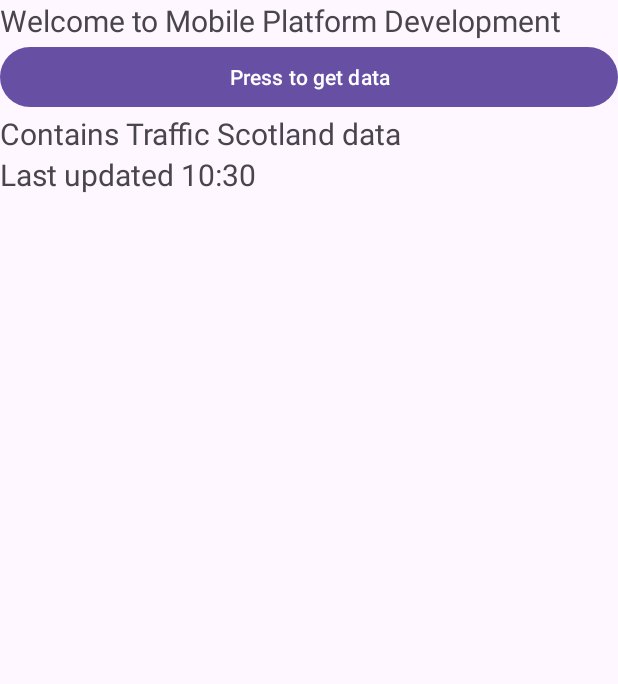
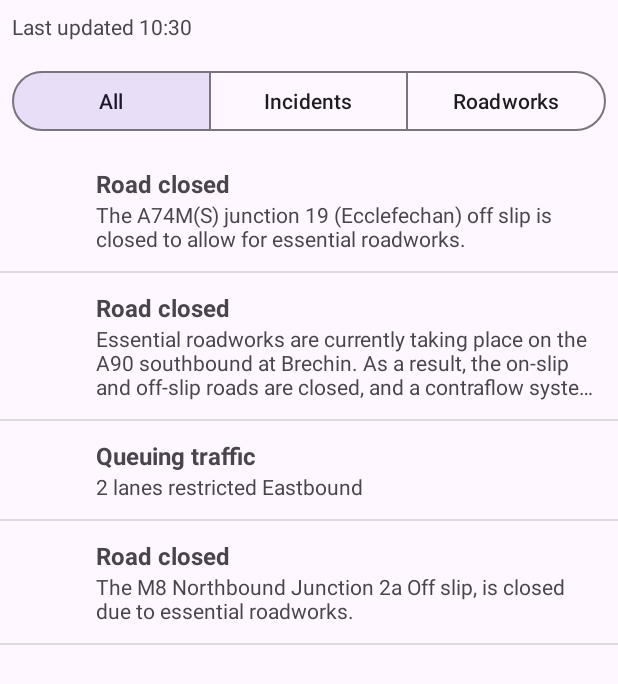
Before and after one commit to liam-mccusker/McCusker_Liam_S2526913_MobilePlatfomDevelopmentCW1, an Android app: the screen it shows after launch (MainActivity), on a phone screen of 412 x 824 dp. Shown: the top 684 px of the screen. Run offline under Robolectric (Android 15) with nearby library versions, the phone set to English and light mode, and no system bars.

Commit message:
Added situation list fragment with filter

```diff
--- a/app/src/main/java/org/me/gcu/mccusker_liam_s2526913/MainActivity.java
+++ b/app/src/main/java/org/me/gcu/mccusker_liam_s2526913/MainActivity.java
@@ -13,43 +13,19 @@
 package org.me.gcu.mccusker_liam_s2526913;
 
 import android.os.Bundle;
-import android.util.Log;
-import android.view.View;
-import android.widget.Button;
 import android.widget.TextView;
-import android.view.View.OnClickListener;
 
 import androidx.activity.EdgeToEdge;
 import androidx.appcompat.app.AppCompatActivity;
 import androidx.core.graphics.Insets;
 import androidx.core.view.ViewCompat;
 import androidx.core.view.WindowInsetsCompat;
+import androidx.lifecycle.ViewModelProvider;
 
-import org.xmlpull.v1.XmlPullParser;
-import org.xmlpull.v1.XmlPullParserException;
-import org.xmlpull.v1.XmlPullParserFactory;
-
-import java.io.BufferedReader;
-import java.io.IOException;
-import java.io.InputStreamReader;
-import java.io.StringReader;
-import java.net.URL;
-import java.net.HttpURLConnection;
-import java.util.Base64;
-
-
-import androidx.lifecycle.ViewModelProvider;
+import org.me.gcu.mccusker_liam_s2526913.ui.SituationListFragment;
 import org.me.gcu.mccusker_liam_s2526913.viewmodel.SituationViewModel;
 
-
-public class MainActivity extends AppCompatActivity implements OnClickListener {
-    private TextView rawDataDisplay;
-    private Button startButton;
-
-    //DOWNLOADING FROM TRAFFIC SCOTLAND
-    final String clientId = "YOUR_ID_HERE";
-    final String clientKey = "YOUR_KEY_HERE";
-    final String unplannedEventsURL = "https://datex2.trafficscotland.org/rest/2.3/publications/UnplannedEvents/Content.xml";
+public class MainActivity extends AppCompatActivity {
 
     @Override
     protected void onCreate(Bundle savedInstanceState) {
@@ -61,104 +37,17 @@ public class MainActivity extends AppCompatActivity implements OnClickListener {
             v.setPadding(systemBars.left, systemBars.top, systemBars.right, systemBars.bottom);
             return insets;
         });
-        // Set up the raw links to the graphical components
-        rawDataDisplay = (TextView)findViewById(R.id.rawDataDisplay);
-        startButton = (Button)findViewById(R.id.startButton);
-        startButton.setOnClickListener(this);
 
-        // Get the ViewModel and watch its data
+        // Status line ("Loading…" / "Last updated 17:42")
+        TextView statusText = findViewById(R.id.statusText);
         SituationViewModel viewModel = new ViewModelProvider(this).get(SituationViewModel.class);
+        viewModel.getStatus().observe(this, statusText::setText);
 
-        viewModel.getIncidents().observe(this, list ->
-                Log.d("ParserTest", "Incidents: " + list.size()));
-        viewModel.getRoadworks().observe(this, list ->
-                Log.d("ParserTest", "Roadworks: " + list.size()));
-        viewModel.getStatus().observe(this, text ->
-                rawDataDisplay.setText(text));
-
-        // More Code goes here
-
-    }
-
-    public void onClick(View aview)
-    {
-        startProgress();
-    }
-
-    public void startProgress()
-    {
-        // Run network access on a separate thread;
-        new Thread(new Task(unplannedEventsURL)).start();
-    } //
-
-    // Need separate thread to access the internet resource over network
-    // Other neater solutions should be adopted in later iterations.
-    private class Task implements Runnable
-    {
-        private String result="";
-        private String myurl;
-        BufferedReader in = null;
-        String inputLine = "";
-        public Task(String aurl){
-            myurl = aurl;
+        // Add the list only on first start; after rotation Android restores it automatically
+        if (savedInstanceState == null) {
+            getSupportFragmentManager().beginTransaction()
+                    .replace(R.id.fragmentContainer, new SituationListFragment())
+                    .commit();
         }
-        @Override
-        public void run(){
-            Log.d("MyTask","in run");
-            try {
-                URL url = new URL(myurl);
-                HttpURLConnection urlConnection = (HttpURLConnection) url.openConnection();
-                //ADD AUTHORISATION (string with clientIID:clientKey)
-                urlConnection.setRequestProperty("Authorization",Base64.getEncoder().encodeToString((clientId + ":" + clientKey).getBytes()));
-                try {
-                    in = new BufferedReader(new InputStreamReader(urlConnection.getInputStream()));
-                    while ((inputLine = in.readLine()) != null){
-                        result = result + inputLine;
-                    }
-                    in.close();
-                } catch (IOException e) {
-                    String error = urlConnection.getErrorStream().toString();
-                    Log.e("urlConnection", "ioexception");
-                }
-                finally {
-                    urlConnection.disconnect();
-                }
-            } catch (IOException e) {
-                Log.e("URL", "ioexception");
-            }
-
-            //Clean up any leading garbage characters
-            int i = result.indexOf("<?"); //initial tag
-            result = result.substring(i);
-
-            // Now that you have the xml data into result, you can parse it
-            try {
-                XmlPullParserFactory factory =
-                        XmlPullParserFactory.newInstance();
-                factory.setNamespaceAware(true);
-                XmlPullParser xpp = factory.newPullParser();
-                xpp.setInput( new StringReader( result ) );
-
-                //YOUR PARSING HERE!!!
-
-
-            } catch (XmlPullParserException e) {
-                Log.e("Parsing","EXCEPTION" + e);
-                //throw new RuntimeException(e);
-            }
-
-            // Now update the TextView to display raw XML data
-            // Probably not the best way to update TextView
-            // but we are just getting started !
-
-            MainActivity.this.runOnUiThread(new Runnable()
-            {
-                public void run() {
-                    Log.d("UI thread", "I am the UI thread");
-                    rawDataDisplay.setText(result);
-                }
-            });
-        }
-
     }
 }
--- a/app/src/main/java/org/me/gcu/mccusker_liam_s2526913/model/Situation.java
+++ b/app/src/main/java/org/me/gcu/mccusker_liam_s2526913/model/Situation.java
@@ -162,6 +162,16 @@ public class Situation {
         this.urgentRoadworks = urgentRoadworks;
     }
 
+    // Turns e.g. "roadClosed" into "Road closed" for display
+    public String getDisplayType() {
+        String raw = (subType != null) ? subType : category;
+        if (raw == null || raw.isEmpty()) {
+            return "Unknown";
+        }
+        String spaced = raw.replaceAll("([A-Z])", " $1").toLowerCase();
+        return Character.toUpperCase(spaced.charAt(0)) + spaced.substring(1);
+    }
+
     @Override
     public String toString() {
         return "Situation{" +
--- /dev/null
+++ b/app/src/main/java/org/me/gcu/mccusker_liam_s2526913/ui/SituationAdapter.java
@@ -0,0 +1,72 @@
+package org.me.gcu.mccusker_liam_s2526913.ui;
+
+import android.view.LayoutInflater;
+import android.view.View;
+import android.view.ViewGroup;
+import android.widget.ImageView;
+import android.widget.TextView;
+
+import androidx.annotation.NonNull;
+import androidx.recyclerview.widget.RecyclerView;
+
+import org.me.gcu.mccusker_liam_s2526913.R;
+import org.me.gcu.mccusker_liam_s2526913.model.Situation;
+
+import java.util.ArrayList;
+import java.util.List;
+
+public class SituationAdapter extends RecyclerView.Adapter<SituationAdapter.ViewHolder> {
+
+    public interface OnSituationClickListener {
+        void onSituationClick(Situation situation);
+    }
+
+    private final List<Situation> situations = new ArrayList<>();
+    private final OnSituationClickListener listener;
+
+    public SituationAdapter(OnSituationClickListener listener) {
+        this.listener = listener;
+    }
+
+    public void setSituations(List<Situation> newList) {
+        situations.clear();
+        if (newList != null) {
+            situations.addAll(newList);
+        }
+        notifyDataSetChanged();
+    }
+
+    @NonNull
+    @Override
+    public ViewHolder onCreateViewHolder(@NonNull ViewGroup parent, int viewType) {
+        View view = LayoutInflater.from(parent.getContext())
+                .inflate(R.layout.item_situation, parent, false);
+        return new ViewHolder(view);
+    }
+
+    @Override
+    public void onBindViewHolder(@NonNull ViewHolder holder, int position) {
+        Situation s = situations.get(position);
+        holder.type.setText(s.getDisplayType());
+        holder.description.setText(s.getDescription());
+        holder.itemView.setOnClickListener(v -> listener.onSituationClick(s));
+    }
+
+    @Override
+    public int getItemCount() {
+        return situations.size();
+    }
+
+    static class ViewHolder extends RecyclerView.ViewHolder {
+        final ImageView icon;
+        final TextView type;
+        final TextView description;
+
+        ViewHolder(View itemView) {
+            super(itemView);
+            icon = itemView.findViewById(R.id.itemIcon);
+            type = itemView.findViewById(R.id.itemType);
+            description = itemView.findViewById(R.id.itemDescription);
+        }
+    }
+}
--- /dev/null
+++ b/app/src/main/java/org/me/gcu/mccusker_liam_s2526913/ui/SituationListFragment.java
@@ -0,0 +1,69 @@
+package org.me.gcu.mccusker_liam_s2526913.ui;
+
+import android.os.Bundle;
+import android.util.Log;
+import android.view.View;
+
+import androidx.annotation.NonNull;
+import androidx.annotation.Nullable;
+import androidx.fragment.app.Fragment;
+import androidx.lifecycle.ViewModelProvider;
+import androidx.recyclerview.widget.DividerItemDecoration;
+import androidx.recyclerview.widget.LinearLayoutManager;
+import androidx.recyclerview.widget.RecyclerView;
+
+import com.google.android.material.button.MaterialButtonToggleGroup;
+
+import org.me.gcu.mccusker_liam_s2526913.R;
+import org.me.gcu.mccusker_liam_s2526913.viewmodel.SituationViewModel;
+
+public class SituationListFragment extends Fragment {
+
+    private SituationViewModel viewModel;
+
+    public SituationListFragment() {
+        super(R.layout.fragment_situation_list);
+    }
+
+    @Override
+    public void onViewCreated(@NonNull View view, @Nullable Bundle savedInstanceState) {
+        super.onViewCreated(view, savedInstanceState);
+
+        // Share the Activity's ViewModel, so the fragment sees the same data
+        viewModel = new ViewModelProvider(requireActivity()).get(SituationViewModel.class);
+
+        // The list
+        RecyclerView recycler = view.findViewById(R.id.situationRecycler);
+        recycler.setLayoutManager(new LinearLayoutManager(requireContext()));
+        recycler.addItemDecoration(
+                new DividerItemDecoration(requireContext(), DividerItemDecoration.VERTICAL));
+
+        SituationAdapter adapter = new SituationAdapter(situation ->
+                Log.d("ListTest", "Clicked " + situation.getId()));
+        recycler.setAdapter(adapter);
+
+        viewModel.getVisibleSituations().observe(getViewLifecycleOwner(), adapter::setSituations);
+
+        // The filter buttons: show the saved choice, then listen for changes
+        MaterialButtonToggleGroup toggle = view.findViewById(R.id.filterToggle);
+        String current = viewModel.getFilter().getValue();
+        if ("incident".equals(current)) {
+            toggle.check(R.id.filterIncidents);
+        } else if ("roadworks".equals(current)) {
+            toggle.check(R.id.filterRoadworks);
+        } else {
+            toggle.check(R.id.filterAll);
+        }
+
+        toggle.addOnButtonCheckedListener((group, checkedId, isChecked) -> {
+            if (!isChecked) return;
+            if (checkedId == R.id.filterIncidents) {
+                viewModel.setFilter("incident");
+            } else if (checkedId == R.id.filterRoadworks) {
+                viewModel.setFilter("roadworks");
+            } else {
+                viewModel.setFilter("all");
+            }
+        });
+    }
+}
--- a/app/src/main/java/org/me/gcu/mccusker_liam_s2526913/viewmodel/SituationViewModel.java
+++ b/app/src/main/java/org/me/gcu/mccusker_liam_s2526913/viewmodel/SituationViewModel.java
@@ -5,25 +5,58 @@ import android.app.Application;
 import androidx.annotation.NonNull;
 import androidx.lifecycle.AndroidViewModel;
 import androidx.lifecycle.LiveData;
+import androidx.lifecycle.MediatorLiveData;
+import androidx.lifecycle.MutableLiveData;
 
 import org.me.gcu.mccusker_liam_s2526913.data.SituationRepository;
 import org.me.gcu.mccusker_liam_s2526913.model.Situation;
 
+import java.util.ArrayList;
 import java.util.List;
 
 public class SituationViewModel extends AndroidViewModel {
 
     private final SituationRepository repository;
 
+    // "all", "incident" or "roadworks"
+    private final MutableLiveData<String> filter = new MutableLiveData<>("all");
+
+    // The list the screen actually shows, rebuilt whenever data or filter changes
+    private final MediatorLiveData<List<Situation>> visibleSituations = new MediatorLiveData<>();
+
     public SituationViewModel(@NonNull Application application) {
         super(application);
         repository = new SituationRepository(application);
+
+        visibleSituations.addSource(repository.getIncidents(), list -> updateVisible());
+        visibleSituations.addSource(repository.getRoadworks(), list -> updateVisible());
+        visibleSituations.addSource(filter, value -> updateVisible());
+
         repository.refresh();   // load data when the app starts
     }
 
-    public LiveData<List<Situation>> getIncidents() { return repository.getIncidents(); }
-    public LiveData<List<Situation>> getRoadworks() { return repository.getRoadworks(); }
+    private void updateVisible() {
+        String f = filter.getValue();
+        List<Situation> incidents = repository.getIncidents().getValue();
+        List<Situation> roadworks = repository.getRoadworks().getValue();
+
+        List<Situation> result = new ArrayList<>();
+        if (incidents != null && !"roadworks".equals(f)) {
+            result.addAll(incidents);
+        }
+        if (roadworks != null && !"incident".equals(f)) {
+            result.addAll(roadworks);
+        }
+        visibleSituations.setValue(result);
+    }
+
+    public LiveData<List<Situation>> getVisibleSituations() { return visibleSituations; }
+    public LiveData<String> getFilter() { return filter; }
     public LiveData<String> getStatus() { return repository.getStatus(); }
+
+    public void setFilter(String value) {
+        filter.setValue(value);
+    }
 
     public void refresh() {
         repository.refresh();
--- a/app/src/main/res/layout/activity_main.xml
+++ b/app/src/main/res/layout/activity_main.xml
@@ -1,40 +1,20 @@
 <?xml version="1.0" encoding="utf-8"?>
-<!-- MPD XML Starter code 2025-2026 -->
-<ScrollView xmlns:android="http://schemas.android.com/apk/res/android"
+<LinearLayout xmlns:android="http://schemas.android.com/apk/res/android"
     android:id="@+id/main"
-    android:layout_width="fill_parent"
-    android:layout_height="fill_parent">
-    <LinearLayout xmlns:android="http://schemas.android.com/apk/res/android"
-        android:orientation="vertical"
-        android:layout_width="fill_parent"
-        android:layout_height="fill_parent">
+    android:layout_width="match_parent"
+    android:layout_height="match_parent"
+    android:orientation="vertical">
 
-        <TextView
-            android:id="@+id/salutation"
-            android:layout_width="fill_parent"
-            android:layout_height="wrap_content"
-            android:textSize="20sp"
-            android:text="Welcome to Mobile Platform Development"
-            />
-        <Button
-            android:id="@+id/startButton"
-            android:layout_width="fill_parent"
-            android:layout_height="wrap_content"
-            android:text="Press to get data"
-            />
-        <TextView
-            android:id="@+id/acknowledgement"
-            android:layout_width="fill_parent"
-            android:layout_height="wrap_content"
-            android:textSize="20sp"
-            android:text="Contains Traffic Scotland data"
-            />
-        <TextView
-            android:id="@+id/rawDataDisplay"
-            android:layout_width="fill_parent"
-            android:layout_height="wrap_content"
-            android:textSize="20sp"
-            android:text="Raw Data is Displayed here"
-            />
-    </LinearLayout>
-</ScrollView>
+    <TextView
+        android:id="@+id/statusText"
+        android:layout_width="match_parent"
+        android:layout_height="wrap_content"
+        android:padding="8dp"
+        android:textSize="14sp" />
+
+    <FrameLayout
+        android:id="@+id/fragmentContainer"
+        android:layout_width="match_parent"
+        android:layout_height="0dp"
+        android:layout_weight="1" />
+</LinearLayout>
--- /dev/null
+++ b/app/src/main/res/layout/fragment_situation_list.xml
@@ -0,0 +1,46 @@
+<?xml version="1.0" encoding="utf-8"?>
+<LinearLayout xmlns:android="http://schemas.android.com/apk/res/android"
+    xmlns:app="http://schemas.android.com/apk/res-auto"
+    android:layout_width="match_parent"
+    android:layout_height="match_parent"
+    android:orientation="vertical">
+
+    <com.google.android.material.button.MaterialButtonToggleGroup
+        android:id="@+id/filterToggle"
+        android:layout_width="match_parent"
+        android:layout_height="wrap_content"
+        android:layout_margin="8dp"
+        app:selectionRequired="true"
+        app:singleSelection="true">
+
+        <Button
+            android:id="@+id/filterAll"
+            style="?attr/materialButtonOutlinedStyle"
+            android:layout_width="0dp"
+            android:layout_height="wrap_content"
+            android:layout_weight="1"
+            android:text="@string/filter_all" />
+
+        <Button
+            android:id="@+id/filterIncidents"
+            style="?attr/materialButtonOutlinedStyle"
+            android:layout_width="0dp"
+            android:layout_height="wrap_content"
+            android:layout_weight="1"
+            android:text="@string/filter_incidents" />
+
+        <Button
+            android:id="@+id/filterRoadworks"
+            style="?attr/materialButtonOutlinedStyle"
+            android:layout_width="0dp"
+            android:layout_height="wrap_content"
+            android:layout_weight="1"
+            android:text="@string/filter_roadworks" />
+    </com.google.android.material.button.MaterialButtonToggleGroup>
+
+    <androidx.recyclerview.widget.RecyclerView
+        android:id="@+id/situationRecycler"
+        android:layout_width="match_parent"
+        android:layout_height="0dp"
+        android:layout_weight="1" />
+</LinearLayout>
--- /dev/null
+++ b/app/src/main/res/layout/item_situation.xml
@@ -0,0 +1,37 @@
+<?xml version="1.0" encoding="utf-8"?>
+<LinearLayout xmlns:android="http://schemas.android.com/apk/res/android"
+android:layout_width="match_parent"
+android:layout_height="wrap_content"
+android:orientation="horizontal"
+android:padding="12dp"
+android:background="?android:attr/selectableItemBackground">
+
+<ImageView
+    android:id="@+id/itemIcon"
+    android:layout_width="40dp"
+    android:layout_height="40dp"
+    android:layout_marginEnd="12dp"
+    android:contentDescription="@string/situation_icon" />
+
+<LinearLayout
+    android:layout_width="0dp"
+    android:layout_height="wrap_content"
+    android:layout_weight="1"
+    android:orientation="vertical">
+
+    <TextView
+        android:id="@+id/itemType"
+        android:layout_width="wrap_content"
+        android:layout_height="wrap_content"
+        android:textSize="16sp"
+        android:textStyle="bold" />
+
+    <TextView
+        android:id="@+id/itemDescription"
+        android:layout_width="wrap_content"
+        android:layout_height="wrap_content"
+        android:ellipsize="end"
+        android:maxLines="3"
+        android:textSize="14sp" />
+</LinearLayout>
+</LinearLayout>
--- a/app/src/main/res/values/strings.xml
+++ b/app/src/main/res/values/strings.xml
@@ -1,3 +1,8 @@
 <resources>
     <string name="app_name">McCusker_Liam_S2526913</string>
+
+    <string name="situation_icon">Situation type icon</string>
+    <string name="filter_all">All</string>
+    <string name="filter_incidents">Incidents</string>
+    <string name="filter_roadworks">Roadworks</string>
 </resources>
```
